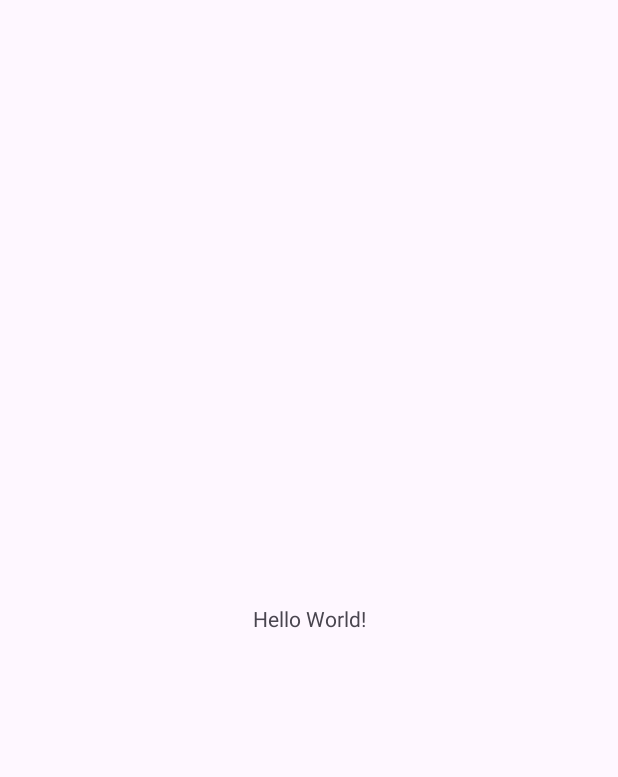
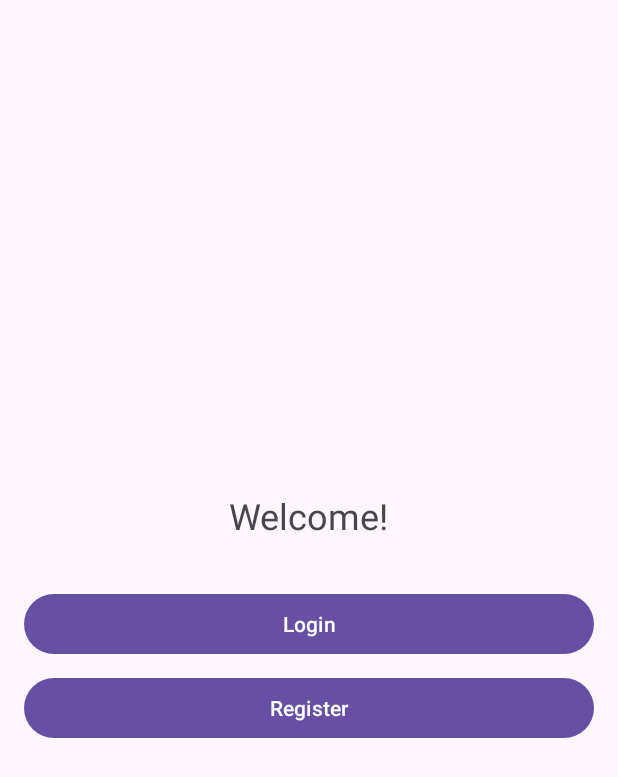
Before and after one commit to Pw-Wolf/BrzeVijesti, an Android app: the screen it shows after launch (MainActivity before the commit, WelcomeActivity after it), on a phone screen of 412 x 824 dp. Before the commit the part shown is almost empty. Shown: the top 777 px of the screen. Run offline under Robolectric (Android 15) with nearby library versions, the phone set to English and light mode, and no system bars.

Commit message:
Novi projekt

```diff
--- /dev/null
+++ b/app/src/main/java/com/sasaadamovic/brzevijesti/WelcomeActivity.java
@@ -0,0 +1,46 @@
+package com.sasaadamovic.brzevijesti;
+
+import androidx.appcompat.app.AppCompatActivity;
+
+import android.os.Bundle;
+import android.view.View;
+import android.widget.Button;
+import android.widget.Toast;
+// Ako planirate pokretati druge aktivnosti:
+import android.content.Intent;
+
+public class WelcomeActivity extends AppCompatActivity {
+
+    private Button button1;
+    private Button button2;
+
+    @Override
+    protected void onCreate(Bundle savedInstanceState) {
+        super.onCreate(savedInstanceState);
+        setContentView(R.layout.activity_welcome); // Povezuje ovu aktivnost s XML layoutom
+
+        // Pronalazimo gumbe iz layouta koristeći njihov ID
+        button1 = findViewById(R.id.button1);
+        button2 = findViewById(R.id.button2);
+
+        // Postavljamo onClick listener za prvi gumb
+        // ... unutar WelcomeActivity.java ...
+        // Pretpostavimo da želite da button1 vodi na LoginActivity
+        button1.setOnClickListener(new View.OnClickListener() {
+            @Override
+            public void onClick(View v) {
+                Intent intent = new Intent(WelcomeActivity.this, LoginActivity.class);
+                startActivity(intent);
+            }
+        });
+
+        // Postavljamo onClick listener za drugi gumb
+        button2.setOnClickListener(new View.OnClickListener() {
+            @Override
+            public void onClick(View v) {
+                Intent intent = new Intent(WelcomeActivity.this, RegisterActivity.class);
+                startActivity(intent);
+            }
+        });
+    }
+}
--- /dev/null
+++ b/app/src/main/res/layout/activity_welcome.xml
@@ -0,0 +1,34 @@
+<?xml version="1.0" encoding="utf-8"?>
+<LinearLayout
+    xmlns:android="http://schemas.android.com/apk/res/android"
+    xmlns:app="http://schemas.android.com/apk/res-auto"
+    xmlns:tools="http://schemas.android.com/tools"
+    android:layout_width="match_parent"
+    android:layout_height="match_parent"
+    android:orientation="vertical"
+    android:gravity="center"
+    android:padding="16dp"
+    tools:context=".WelcomeActivity">  <!-- Zamijenite .WelcomeActivity s imenom vaše aktivnosti -->
+
+    <TextView
+        android:id="@+id/textViewWelcome"
+        android:layout_width="wrap_content"
+        android:layout_height="wrap_content"
+        android:text="@string/text_welcome"
+        android:textSize="24sp"
+        android:layout_marginBottom="32dp"/>
+
+    <Button
+        android:id="@+id/button1"
+        android:layout_width="match_parent"
+        android:layout_height="wrap_content"
+        android:text="@string/button_login"
+        android:layout_marginBottom="8dp"/>
+
+    <Button
+        android:id="@+id/button2"
+        android:layout_width="match_parent"
+        android:layout_height="wrap_content"
+        android:text="@string/button_register"/>
+
+</LinearLayout>
--- a/app/src/main/res/values/strings.xml
+++ b/app/src/main/res/values/strings.xml
@@ -1,3 +1,10 @@
 <resources>
+    <!--  ENGLISH  -->
     <string name="app_name">BrzeVijesti</string>
+    <string name="text_welcome">Welcome!</string>"
+    <string name="hello_world">Hello World!</string>
+    <string name="button_login">Login</string>
+    <string name="button_register">Register</string>
+
+
 </resources>
```
Also changed, not shown: app/src/main/AndroidManifest.xml (+18 -1 lines), app/src/main/java/com/sasaadamovic/brzevijesti/LoginActivity.java (added, +82 -0 lines), app/src/main/java/com/sasaadamovic/brzevijesti/RegisterActivity.java (added, +121 -0 lines), app/src/main/new.xml (added, +17 -0 lines), app/src/main/new2.xml (added, +17 -0 lines), app/src/main/res/layout/activity_login.xml (added, +50 -0 lines), app/src/main/res/layout/activity_register.xml (added, +68 -0 lines), app/src/main/res/values/colors.xml (+11 -0 lines), gradle/wrapper/gradle-wrapper.properties, 1 other file.
